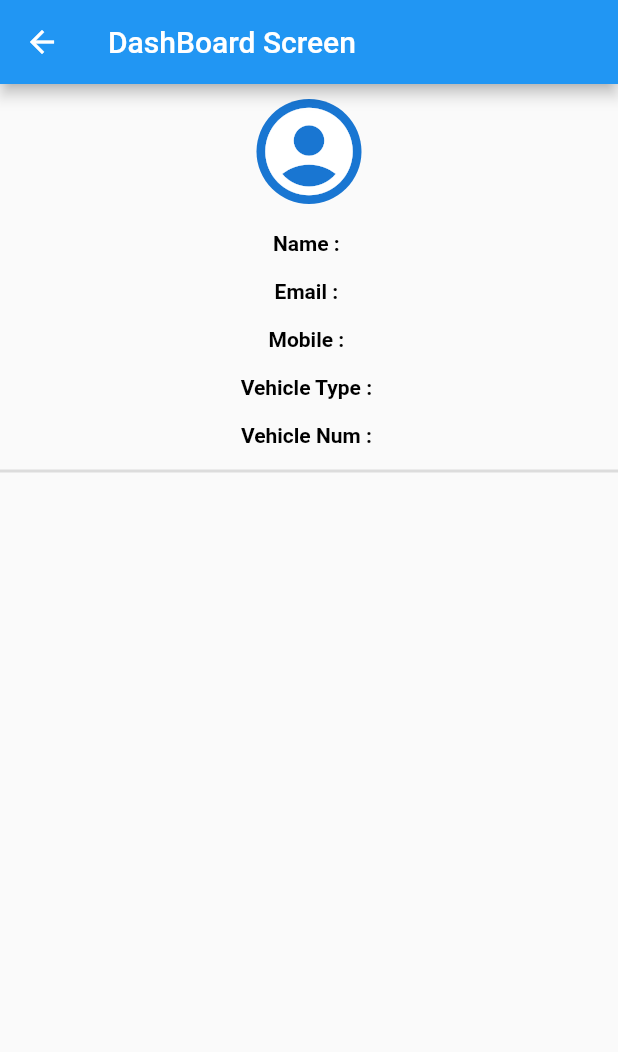
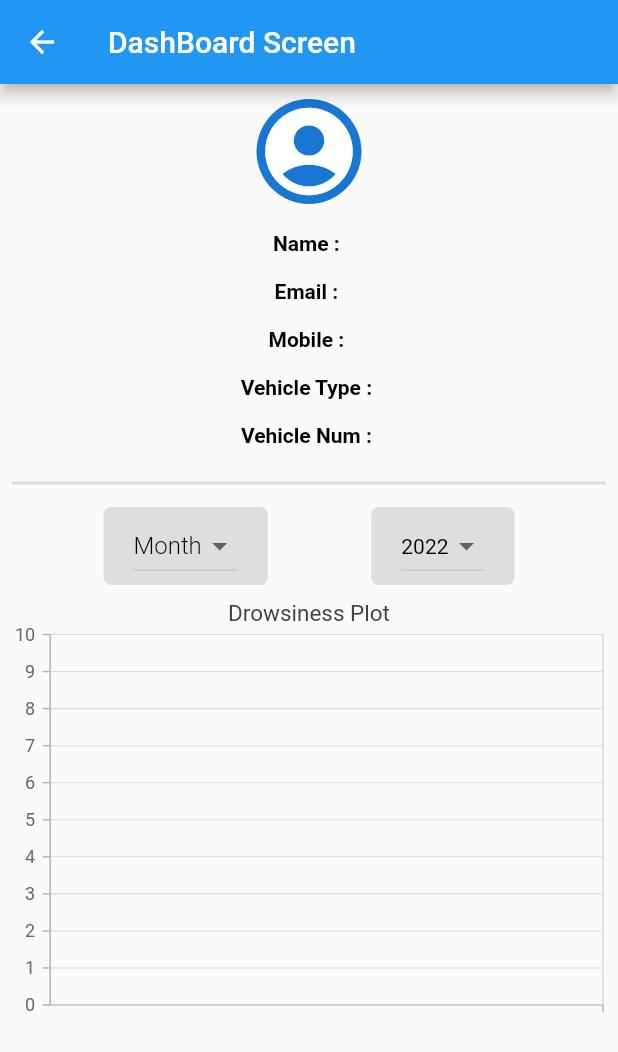
Before and after one commit to logan0501/Closensor, a Flutter app: the DashBoardScreen screen opened directly with empty values, on a phone screen of 412 x 824 dp. Shown: the top 1052 px of the screen. Run offline on Flutter 3.47's test engine with Material 2 defaults, Android fonts, the phone set to English and light mode, and no system bars; our stand-ins replace cloud_firestore, firebase_auth, firebase_core, syncfusion_flutter_charts; accounts and stored records are empty.

Commit message:
added filters

```diff
--- a/lib/screens/dashboard_screen.dart
+++ b/lib/screens/dashboard_screen.dart
@@ -1,5 +1,5 @@
 import 'dart:collection';
-
+import 'package:intl/intl.dart';
 import 'package:cloud_firestore/cloud_firestore.dart';
 import 'package:drowsy_dashboard/screens/landing_screen.dart';
 import 'package:firebase_auth/firebase_auth.dart';
@@ -17,27 +17,38 @@ class DashBoardScreen extends StatefulWidget {
 class _DashBoardScreenState extends State<DashBoardScreen> {
   HashSet<String> constraintset =
       HashSet.from({"Name", "Vehicle Num", 'Vehicle Type', 'id'});
-
-  @override
-  void initState() {
-    // TODO: implement initState
-    super.initState();
-
-    // widget.data.forEach((key, value) => {
-    //       if (constraintset.contains(key) == false)
-    //         {series.add(DrowsyData(time: key, count: int.parse(value)))}
-    //     });
-    print(widget.id);
-  }
-
+  static List<String> years = ['2022', '2023'];
+  static List<String> months = [
+    'ALL',
+    'JAN',
+    'FEB',
+    'MAR',
+    'APR',
+    'MAY',
+    'JUN',
+    'JUL',
+    'AUG',
+    'SEP',
+    'OCT',
+    'NOV',
+    'DEC'
+  ];
+  String chosenyear = years.first;
+  String? chosenMonth;
+  String choice = "YEAR";
+  Map<String, String> mytimestamps = {};
   @override
   Widget build(BuildContext context) {
+    final Stream<QuerySnapshot> timestamps = FirebaseFirestore.instance
+        .collection('drivers')
+        .doc(widget.id)
+        .collection('timestamps')
+        .snapshots();
     return Scaffold(
       appBar: AppBar(
         title: Text("DashBoard Screen"),
       ),
-      body: Center(
-        child: Column(
+      body: Column(
         children: [
           Padding(
             padding: const EdgeInsets.all(10.0),
@@ -174,44 +185,178 @@ class _DashBoardScreenState extends State<DashBoardScreen> {
                   );
                 }
 
-                  return Text("loading");
+                return Padding(
+                  padding: const EdgeInsets.all(20.0),
+                  child: Center(
+                    child: CircularProgressIndicator(),
+                  ),
+                );
               }),
-            Divider(
+          Padding(
+            padding: const EdgeInsets.all(8.0),
+            child: Divider(
               thickness: 2,
             ),
-            // series.length > 0
-            //     ? SfCartesianChart(
-            //         title: ChartTitle(
-            //             text: '${['Name']} \'s  Drowsiness status'),
-            //         primaryXAxis: CategoryAxis(
-            //             labelIntersectAction:
-            //                 AxisLabelIntersectAction.multipleRows,
-            //             labelStyle:
-            //                 TextStyle(color: Colors.deepOrange, fontSize: 10)),
-            //         primaryYAxis:
-            //             NumericAxis(minimum: 0, maximum: 10, interval: 1),
-            //         series: <LineSeries<DrowsyData, String>>[
-            //           LineSeries<DrowsyData, String>(
-            //               dataSource: series,
-            //               xValueMapper: (DrowsyData data, _) => data.time,
-            //               yValueMapper: (DrowsyData data, _) => data.count,
-            //               dataLabelSettings:
-            //                   DataLabelSettings(isVisible: true)),
-            //         ],
-            //       )
-            //     : Container(
-            //         padding: EdgeInsets.only(top: 30),
-            //         child: Center(
-            //           child: Text(
-            //             'Sorry we don\'t have enough data to present it to you.',
-            //             style: TextStyle(
-            //                 color: Colors.red, fontWeight: FontWeight.bold),
-            //           ),
-            //         ),
-            //       ),
+          ),
+          Row(
+            mainAxisAlignment: MainAxisAlignment.spaceEvenly,
+            children: [
+              Flexible(
+                child: Container(
+                  padding: EdgeInsets.symmetric(vertical: 2, horizontal: 20),
+                  decoration: BoxDecoration(
+                      color: Colors.grey.withOpacity(0.3),
+                      borderRadius: BorderRadius.circular(5)),
+                  child: DropdownButton<String>(
+                    value: chosenMonth,
+                    //elevation: 5,
+                    style: TextStyle(color: Colors.black),
+
+                    items: months.map<DropdownMenuItem<String>>((String value) {
+                      return DropdownMenuItem<String>(
+                        value: value,
+                        child: Text(value),
+                      );
+                    }).toList(),
+                    hint: Text(
+                      "Month",
+                      style: TextStyle(
+                          color: Colors.black,
+                          fontSize: 16,
+                          fontWeight: FontWeight.w300),
+                    ),
+                    onChanged: (value) {
+                      setState(() {
+                        chosenMonth = value!;
+                        choice = "MONTH";
+                      });
+                    },
+                  ),
+                ),
+              ),
+              Flexible(
+                child: Container(
+                  padding: EdgeInsets.symmetric(vertical: 2, horizontal: 20),
+                  decoration: BoxDecoration(
+                      color: Colors.grey.withOpacity(0.3),
+                      borderRadius: BorderRadius.circular(5)),
+                  child: DropdownButton<String>(
+                    value: chosenyear,
+                    //elevation: 5,
+                    style: TextStyle(color: Colors.black),
+
+                    items: years.map<DropdownMenuItem<String>>((String value) {
+                      return DropdownMenuItem<String>(
+                        value: value,
+                        child: Text(value),
+                      );
+                    }).toList(),
+                    hint: Text(
+                      "Year",
+                      style: TextStyle(
+                          color: Colors.black,
+                          fontSize: 16,
+                          fontWeight: FontWeight.w300),
+                    ),
+                    onChanged: (value) {
+                      setState(() {
+                        chosenyear = value!;
+                        choice = "YEAR";
+                      });
+                    },
+                  ),
+                ),
+              ),
             ],
           ),
+          StreamBuilder<QuerySnapshot>(
+              stream: timestamps,
+              builder: (context, snapshot) {
+                if (snapshot.hasError) {
+                  return Text('Something went wrong');
+                }
+                if (snapshot.connectionState == ConnectionState.waiting) {
+                  return Text('Loading');
+                }
+                List<TimeStamp> timestamplist = [];
+                snapshot.data!.docs.forEach((document) {
+                  Map<String, dynamic> data =
+                      document.data() as Map<String, dynamic>;
+                  mytimestamps[data['time']] = data['value'].toString();
+
+                  timestamplist
+                      .add(TimeStamp(time: data['time'], value: data['value']));
+                });
+                print(mytimestamps.length);
+                timestamplist.sort((a, b) => a.time.compareTo(b.time));
+                return SfCartesianChart(
+                  title: ChartTitle(text: 'Drowsiness Plot'),
+                  primaryXAxis: CategoryAxis(
+                      labelIntersectAction:
+                          AxisLabelIntersectAction.multipleRows,
+                      labelStyle:
+                          TextStyle(color: Colors.deepOrange, fontSize: 10)),
+                  primaryYAxis:
+                      NumericAxis(minimum: 0, maximum: 10, interval: 1),
+                  series: <LineSeries>[
+                    LineSeries<TimeStamp, String>(
+                        dataSource: timestamplist,
+                        xValueMapper: (TimeStamp timestamp, _) {
+                          if (choice == "YEAR") {
+                            String date = getYear(timestamp.time.toString());
+                            if (chosenyear == date) {
+                              print(date);
+                              return months[int.parse(
+                                  getMonth(timestamp.time.toString()))];
+                            }
+                          } else {
+                            String date = getMonth(timestamp.time.toString());
+                            if (chosenMonth == "ALL")
+                              return getDate(timestamp.time.toString());
+                            if (int.parse(date) ==
+                                months.indexOf(chosenMonth!)) {
+                              return getDate(timestamp.time.toString());
+                            }
+                          }
+                        },
+                        yValueMapper: (TimeStamp timestamp, _) =>
+                            int.parse(timestamp.value),
+                        dataLabelSettings: DataLabelSettings(isVisible: true)),
+                  ],
+                );
+              })
+        ],
       ),
     );
   }
 }
+
+class TimeStamp {
+  final String time;
+  final String value;
+  TimeStamp({required this.time, required this.value});
+}
+
+String getDate(String time) {
+  DateTime parseDate = DateFormat("yyyy-MM-dd HH:mm:ss.SSS").parse(time);
+  var inputDate = DateTime.parse(parseDate.toString());
+  var outputFormat = DateFormat('dd-MM-yyyy');
+  var outputDate = outputFormat.format(inputDate);
+  return outputDate;
+}
+
+String getMonth(String time) {
+  DateTime parseDate = DateFormat("yyyy-MM-dd HH:mm:ss.SSS").parse(time);
+  var inputDate = DateTime.parse(parseDate.toString());
+  var outputFormat = DateFormat('MM');
+  var outputDate = outputFormat.format(inputDate);
+  return outputDate;
+}
+
+String getYear(String time) {
+  DateTime parseDate = DateFormat("yyyy-MM-dd HH:mm:ss.SSS").parse(time);
+  var inputDate = DateTime.parse(parseDate.toString());
+  var outputFormat = DateFormat('yyyy');
+  var outputDate = outputFormat.format(inputDate);
+  return outputDate;
+}
```
Lines whose indentation alone changed are shown as unchanged.
